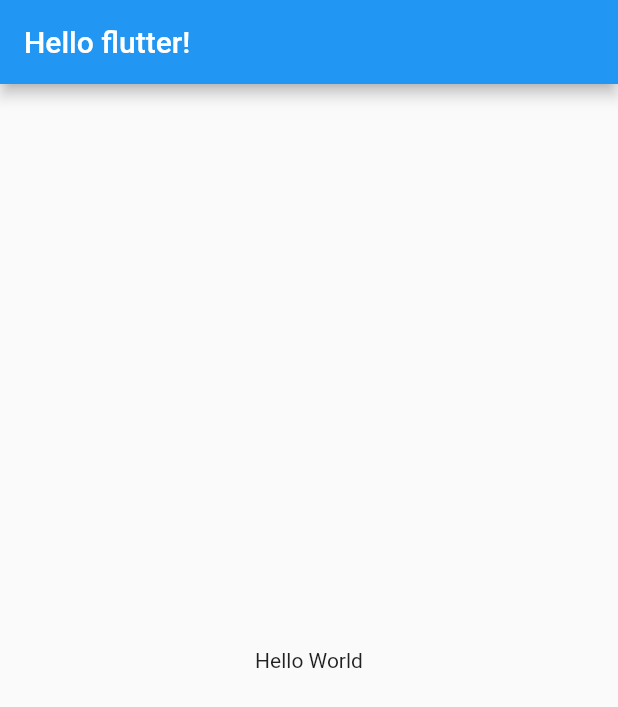
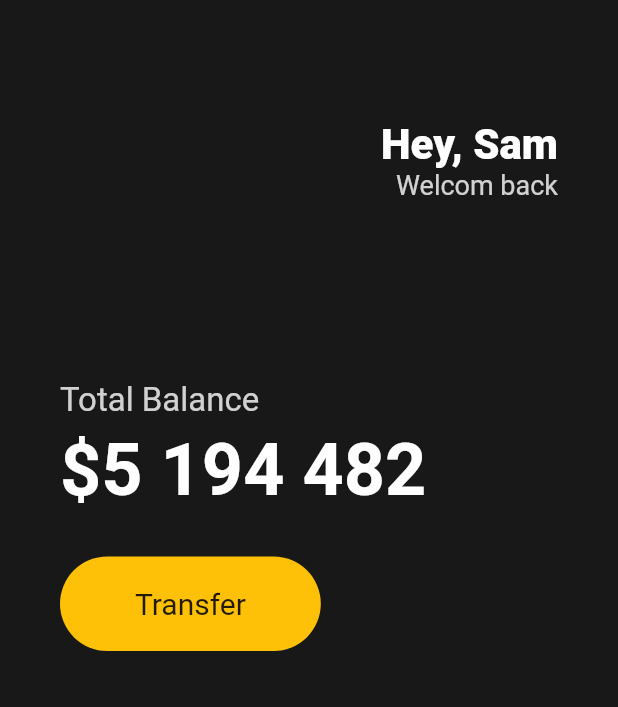
Before and after one commit to KyungTae0/toonflix, a Flutter app: the screen it shows after launch, on a phone screen of 412 x 824 dp. Shown: the top 707 px of the screen. Run offline on Flutter 3.47's test engine with Material 2 defaults, Android fonts, the phone set to English and light mode, and no system bars.

Commit message:
Feat: 3-4

```diff
--- a/lib/main.dart
+++ b/lib/main.dart
@@ -1,11 +1,12 @@
-import 'package:flutter/cupertino.dart';
 import 'package:flutter/material.dart';
 
 void main() {
-  runApp(App());
+  runApp(const App());
 }
 
 class App extends StatelessWidget {
+  const App({super.key});
+
   @override
   // 어느 스타일의 UI를 사용할 것인지 설정해줘야 함
   Widget build(BuildContext context) {
@@ -18,13 +19,91 @@ class App extends StatelessWidget {
     return MaterialApp(
       // Scaffold -> app의 구조를 잡아주는 애임 모든 app 에서 필요함
       home: Scaffold(
-        appBar: AppBar(
-          title: Text("Hello flutter!"),
-        ),
-        body: Center(
-          child: Text("Hello World"),
-        ),
-      ),
+          backgroundColor: const Color(0xFF181818),
+          body: Padding(
+            padding: const EdgeInsets.symmetric(
+              horizontal: 40,
+            ),
+            child: Column(
+              crossAxisAlignment: CrossAxisAlignment.start,
+              children: [
+                const SizedBox(
+                  height: 80,
+                ),
+                Row(
+                  mainAxisAlignment: MainAxisAlignment.end,
+                  children: [
+                    Column(
+                      crossAxisAlignment: CrossAxisAlignment.end,
+                      children: [
+                        const Text(
+                          "Hey, Sam",
+                          style: TextStyle(
+                            color: Colors.white,
+                            fontSize: 28,
+                            fontWeight: FontWeight.w800,
+                          ),
+                        ),
+                        Text(
+                          "Welcom back",
+                          style: TextStyle(
+                            color: Colors.white.withOpacity(0.8),
+                            fontSize: 18,
+                          ),
+                        ),
+                      ],
+                    ),
+                  ],
+                ),
+                const SizedBox(
+                  height: 120,
+                ),
+                Text(
+                  'Total Balance',
+                  style: TextStyle(
+                    fontSize: 22,
+                    color: Colors.white.withOpacity(0.8),
+                  ),
+                ),
+                const SizedBox(
+                  height: 5,
+                ),
+                const Text(
+                  '\$5 194 482',
+                  style: TextStyle(
+                    fontSize: 48,
+                    color: Colors.white,
+                    fontWeight: FontWeight.w600,
+                  ),
+                ),
+                const SizedBox(
+                  height: 30,
+                ),
+                Row(
+                  children: [
+                    Container(
+                      decoration: BoxDecoration(
+                        color: Colors.amber,
+                        borderRadius: BorderRadius.circular(45),
+                      ),
+                      child: const Padding(
+                        padding: EdgeInsets.symmetric(
+                          vertical: 20,
+                          horizontal: 50,
+                        ),
+                        child: Text(
+                          'Transfer',
+                          style: TextStyle(
+                            fontSize: 20,
+                          ),
+                        ),
+                      ),
+                    )
+                  ],
+                )
+              ],
+            ),
+          )),
     );
   }
 }
```
Also changed, not shown: 1 other file.
